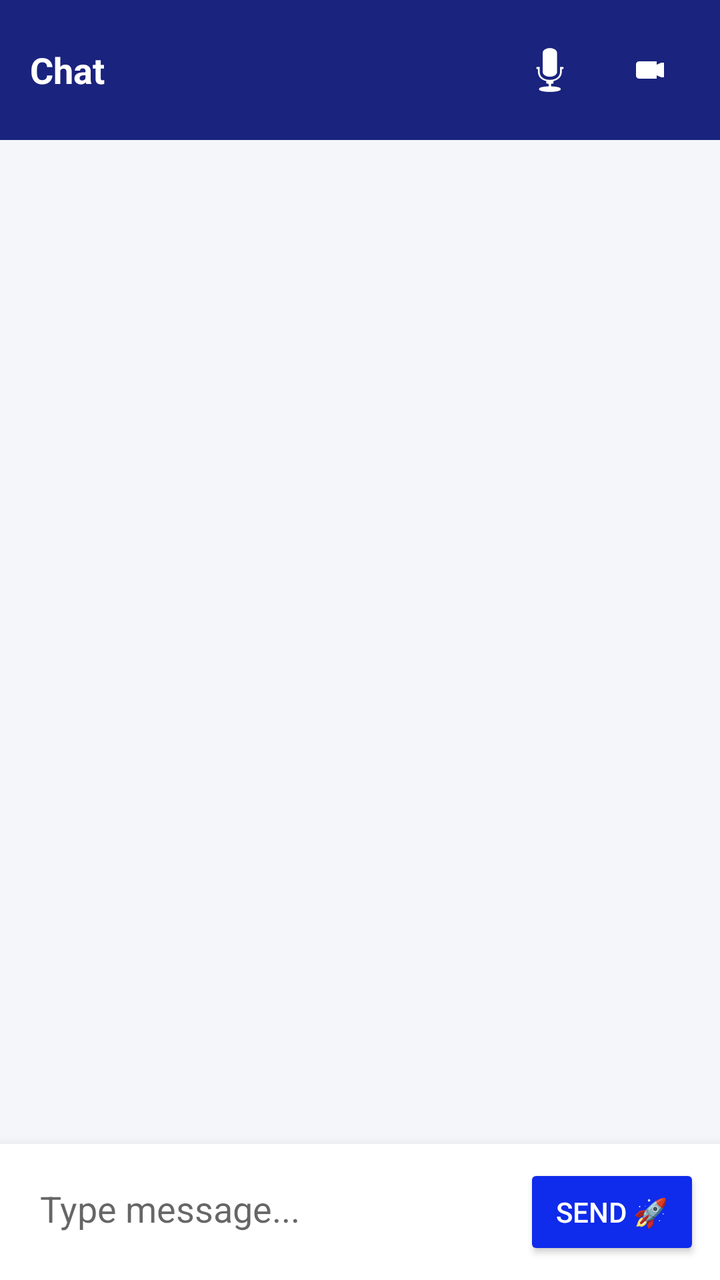
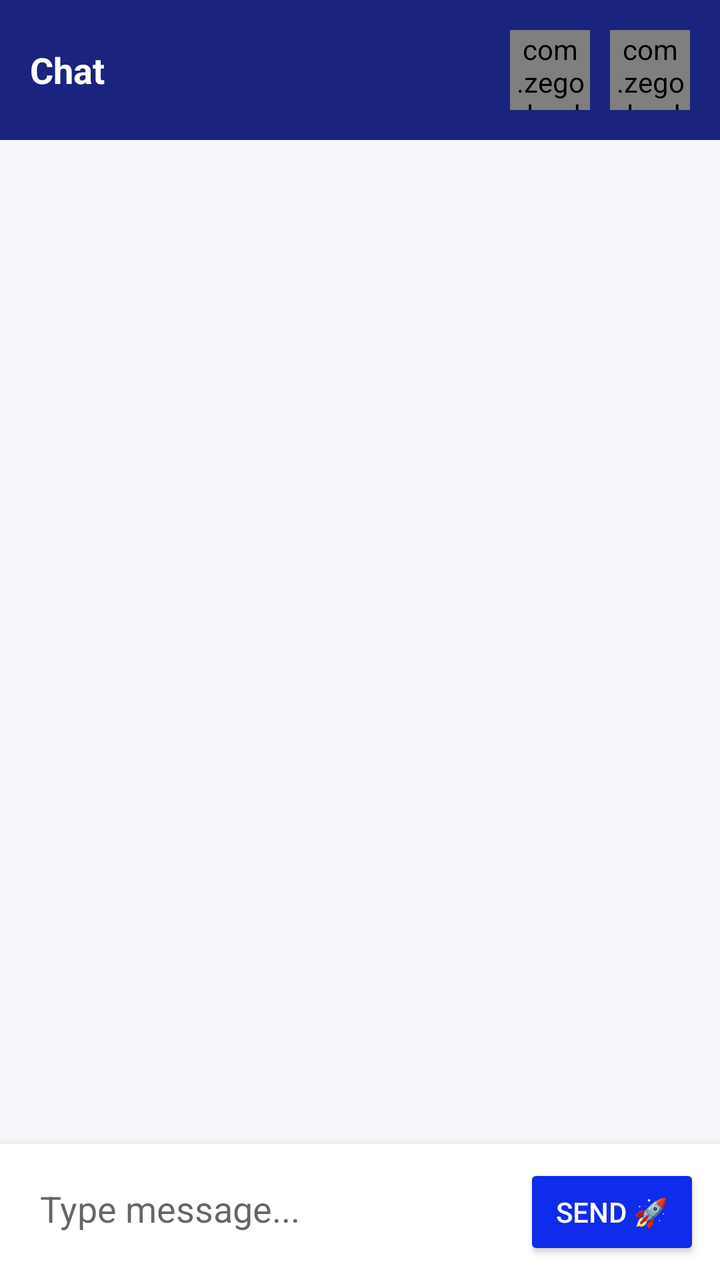

The first picture is an Android layout as it rendered before a commit; the second is the same layout after the commit. The layout source and the unified diff follow.
<!-- AndroidManifest.xml: application theme Theme.AppCompat.Light.NoActionBar -->
<!-- res/layout/activity_chat.xml -->
<?xml version="1.0" encoding="utf-8"?>
<RelativeLayout xmlns:android="http://schemas.android.com/apk/res/android"
    android:layout_width="match_parent"
    android:layout_height="match_parent"
    android:background="#F4F6F9">

    
    <LinearLayout
        android:id="@+id/chatHeader"
        android:layout_width="match_parent"
        android:layout_height="wrap_content"
        android:background="#1A237E"
        android:padding="15dp"
        android:orientation="horizontal"
        android:gravity="center_vertical">
        <TextView
            android:id="@+id/tvChatTitle"
            android:layout_width="0dp"
            android:layout_height="wrap_content"
            android:layout_weight="1"
            android:text="Chat"
            android:textColor="#FFF"
            android:textSize="18sp"
            android:textStyle="bold" />
        <ImageButton
            android:id="@+id/btnVoiceCall"
            android:layout_width="40dp"
            android:layout_height="40dp"
            android:background="?attr/selectableItemBackground"
            android:src="@android:drawable/ic_btn_speak_now"
            android:tint="#FFF"/>
        <ImageButton
            android:id="@+id/btnVideoCall"
            android:layout_width="40dp"
            android:layout_height="40dp"
            android:background="?attr/selectableItemBackground"
            android:src="@android:drawable/presence_video_online"
            android:tint="#FFF"
            android:layout_marginStart="10dp"/>
    </LinearLayout>

    
    <ScrollView
        android:id="@+id/chatScrollView"
        android:layout_width="match_parent"
        android:layout_height="match_parent"
        android:layout_below="@id/chatHeader"
        android:layout_above="@id/inputLayout"
        android:padding="10dp">
        <LinearLayout
            android:id="@+id/chatListLayout"
            android:layout_width="match_parent"
            android:layout_height="wrap_content"
            android:orientation="vertical" />
    </ScrollView>

    
    <LinearLayout
        android:id="@+id/inputLayout"
        android:layout_width="match_parent"
        android:layout_height="wrap_content"
        android:layout_alignParentBottom="true"
        android:background="#FFF"
        android:padding="10dp"
        android:elevation="10dp"
        android:orientation="horizontal">
        <EditText
            android:id="@+id/etMessage"
            android:layout_width="0dp"
            android:layout_height="wrap_content"
            android:layout_weight="1"
            android:hint="Type message..."
            android:background="@android:color/transparent"
            android:padding="10dp" />
        <Button
            android:id="@+id/btnSend"
            android:layout_width="wrap_content"
            android:layout_height="wrap_content"
            android:text="Send 🚀"
            android:backgroundTint="#0F2BEB"
            android:textColor="#FFF" />
    </LinearLayout>

    
    <LinearLayout
        android:id="@+id/incomingCallLayout"
        android:layout_width="match_parent"
        android:layout_height="wrap_content"
        android:layout_alignParentTop="true"
        android:layout_marginTop="80dp"
        android:layout_marginHorizontal="20dp"
        android:background="#FFF"
        android:elevation="15dp"
        android:orientation="vertical"
        android:padding="20dp"
        android:visibility="gone">
        <TextView
            android:id="@+id/tvIncomingCallTitle"
            android:layout_width="match_parent"
            android:layout_height="wrap_content"
            android:text="Incoming Call..."
            android:textSize="18sp"
            android:textColor="#000"
            android:textStyle="bold"
            android:gravity="center"
            android:layout_marginBottom="20dp"/>
        <LinearLayout
            android:layout_width="match_parent"
            android:layout_height="wrap_content"
            android:orientation="horizontal">
            <Button
                android:id="@+id/btnDeclineCall"
                android:layout_width="0dp"
                android:layout_weight="1"
                android:layout_height="wrap_content"
                android:text="DECLINE ❌"
                android:backgroundTint="#F44336"
                android:textColor="#FFF"
                android:layout_marginEnd="10dp"/>
            <Button
                android:id="@+id/btnAcceptCall"
                android:layout_width="0dp"
                android:layout_weight="1"
                android:layout_height="wrap_content"
                android:text="ACCEPT 📞"
                android:backgroundTint="#4CAF50"
                android:textColor="#FFF" />
        </LinearLayout>
    </LinearLayout>

    
    <RelativeLayout
        android:id="@+id/videoCallContainer"
        android:layout_width="match_parent"
        android:layout_height="match_parent"
        android:background="#000"
        android:elevation="20dp"
        android:visibility="gone">
        
        <org.webrtc.SurfaceViewRenderer
            android:id="@+id/remoteVideoView"
            android:layout_width="match_parent"
            android:layout_height="match_parent" />
            
        <org.webrtc.SurfaceViewRenderer
            android:id="@+id/localVideoView"
            android:layout_width="120dp"
            android:layout_height="160dp"
            android:layout_alignParentBottom="true"
            android:layout_alignParentRight="true"
            android:layout_margin="20dp" />

        
        <Chronometer
            android:id="@+id/callTimer"
            android:layout_width="wrap_content"
            android:layout_height="wrap_content"
            android:layout_alignParentTop="true"
            android:layout_centerHorizontal="true"
            android:layout_marginTop="30dp"
            android:textColor="#FFF"
            android:textSize="18sp"
            android:textStyle="bold"
            android:background="#88000000"
            android:padding="10dp"
            android:visibility="gone"/>

        <Button
            android:id="@+id/btnEndCall"
            android:layout_width="wrap_content"
            android:layout_height="wrap_content"
            android:layout_alignParentBottom="true"
            android:layout_centerHorizontal="true"
            android:layout_marginBottom="30dp"
            android:text="END CALL 🔴"
            android:backgroundTint="#F44336"
            android:textColor="#FFF" />
    </RelativeLayout>
</RelativeLayout>
<!-- resources referenced by this layout -->
<resources>

</resources>

<!-- the commit's change to res/layout/activity_chat.xml (unified diff, before → after) -->
@@ -22,14 +22,18 @@
             android:textColor="#FFF"
             android:textSize="18sp"
             android:textStyle="bold" />
-        <ImageButton
+        
+        
+        <com.zegocloud.uikit.prebuilt.call.invite.widget.ZegoSendCallInvitationButton
             android:id="@+id/btnVoiceCall"
             android:layout_width="40dp"
             android:layout_height="40dp"
             android:background="?attr/selectableItemBackground"
             android:src="@android:drawable/ic_btn_speak_now"
             android:tint="#FFF"/>
-        <ImageButton
+        
+        
+        <com.zegocloud.uikit.prebuilt.call.invite.widget.ZegoSendCallInvitationButton
             android:id="@+id/btnVideoCall"
             android:layout_width="40dp"
             android:layout_height="40dp"
@@ -81,99 +85,4 @@
             android:textColor="#FFF" />
     </LinearLayout>
 
-    
-    <LinearLayout
-        android:id="@+id/incomingCallLayout"
-        android:layout_width="match_parent"
-        android:layout_height="wrap_content"
-        android:layout_alignParentTop="true"
-        android:layout_marginTop="80dp"
-        android:layout_marginHorizontal="20dp"
-        android:background="#FFF"
-        android:elevation="15dp"
-        android:orientation="vertical"
-        android:padding="20dp"
-        android:visibility="gone">
-        <TextView
-            android:id="@+id/tvIncomingCallTitle"
-            android:layout_width="match_parent"
-            android:layout_height="wrap_content"
-            android:text="Incoming Call..."
-            android:textSize="18sp"
-            android:textColor="#000"
-            android:textStyle="bold"
-            android:gravity="center"
-            android:layout_marginBottom="20dp"/>
-        <LinearLayout
-            android:layout_width="match_parent"
-            android:layout_height="wrap_content"
-            android:orientation="horizontal">
-            <Button
-                android:id="@+id/btnDeclineCall"
-                android:layout_width="0dp"
-                android:layout_weight="1"
-                android:layout_height="wrap_content"
-                android:text="DECLINE ❌"
-                android:backgroundTint="#F44336"
-                android:textColor="#FFF"
-                android:layout_marginEnd="10dp"/>
-            <Button
-                android:id="@+id/btnAcceptCall"
-                android:layout_width="0dp"
-                android:layout_weight="1"
-                android:layout_height="wrap_content"
-                android:text="ACCEPT 📞"
-                android:backgroundTint="#4CAF50"
-                android:textColor="#FFF" />
-        </LinearLayout>
-    </LinearLayout>
-
-    
-    <RelativeLayout
-        android:id="@+id/videoCallContainer"
-        android:layout_width="match_parent"
-        android:layout_height="match_parent"
-        android:background="#000"
-        android:elevation="20dp"
-        android:visibility="gone">
-        
-        <org.webrtc.SurfaceViewRenderer
-            android:id="@+id/remoteVideoView"
-            android:layout_width="match_parent"
-            android:layout_height="match_parent" />
-            
-        <org.webrtc.SurfaceViewRenderer
-            android:id="@+id/localVideoView"
-            android:layout_width="120dp"
-            android:layout_height="160dp"
-            android:layout_alignParentBottom="true"
-            android:layout_alignParentRight="true"
-            android:layout_margin="20dp" />
-
-        
-        <Chronometer
-            android:id="@+id/callTimer"
-            android:layout_width="wrap_content"
-            android:layout_height="wrap_content"
-            android:layout_alignParentTop="true"
-            android:layout_centerHorizontal="true"
-            android:layout_marginTop="30dp"
-            android:textColor="#FFF"
-            android:textSize="18sp"
-            android:textStyle="bold"
-            android:background="#88000000"
-            android:padding="10dp"
-            android:visibility="gone"/>
-
-        <Button
-            android:id="@+id/btnEndCall"
-            android:layout_width="wrap_content"
-            android:layout_height="wrap_content"
-            android:layout_alignParentBottom="true"
-            android:layout_centerHorizontal="true"
-            android:layout_marginBottom="30dp"
-            android:text="END CALL 🔴"
-            android:backgroundTint="#F44336"
-            android:textColor="#FFF" />
-    </RelativeLayout>
 </RelativeLayout>
